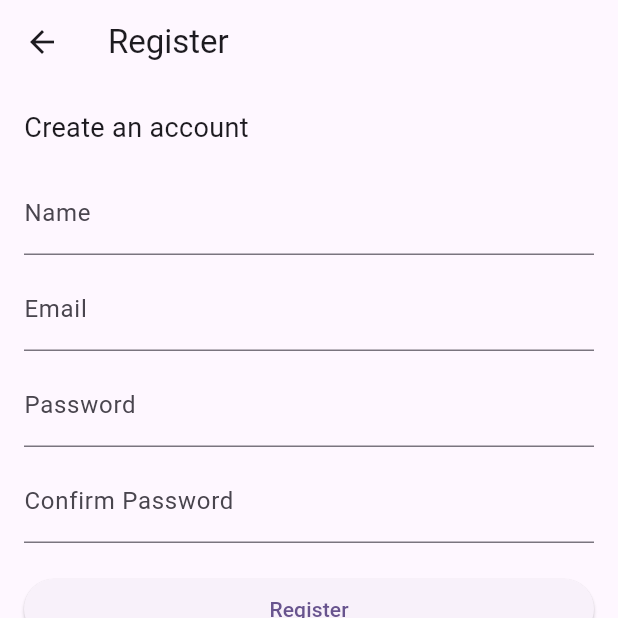
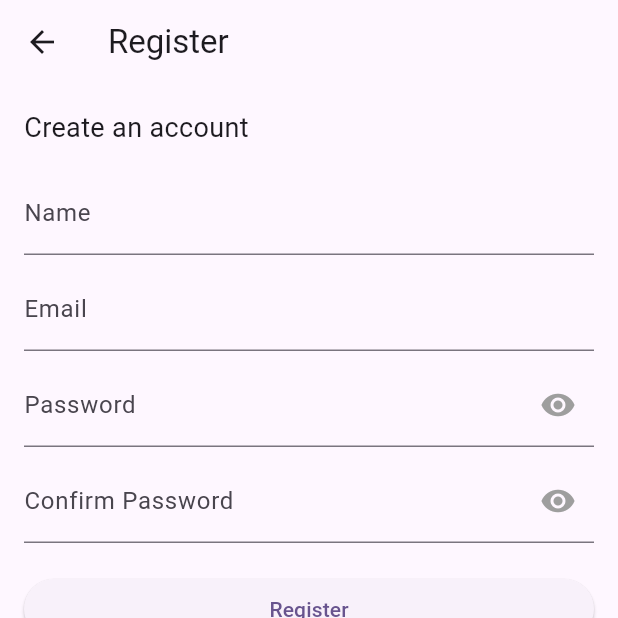
Before and after one commit to randisihombing/user-management-frontend, a Flutter app: the Home screen opened by its route, after a tap on the "logout" icon, after a tap on "Belum punya akun? Daftar di sini", on a phone screen of 412 x 824 dp, the top half of it. Run offline on Flutter 3.47's test engine with Material 3 defaults, Android fonts, the light colour scheme and no system bars; our stand-ins replace flutter_dotenv, image_picker, shared_preferences; accounts and stored records are empty; network calls fail.

Commit message:
First Commit

```diff
--- a/lib/home/home.dart
+++ b/lib/home/home.dart
@@ -3,7 +3,6 @@ import 'package:provider/provider.dart';
 import 'package:shared_preferences/shared_preferences.dart';
 
 import '../auth/auth_provider.dart';
-import '../user/user_detail.dart';
 
 class Home extends StatefulWidget {
   const Home({super.key});
@@ -13,31 +12,36 @@ class Home extends StatefulWidget {
 }
 
 class _HomeState extends State<Home> {
-
   int currentPage = 1;
   bool hasMore = true;
   bool isFetchingMore = false;
   ScrollController scrollController = ScrollController();
 
   bool _isLoading = true;
-  List<dynamic> filteredUsers = [];
+  List<dynamic> allUsers = []; // Semua data user
+  List<dynamic> displayedUsers = []; // Data yang ditampilkan
   TextEditingController searchController = TextEditingController();
+  String _currentSearchQuery = ""; // Menyimpan query pencarian terakhir
 
   @override
   void initState() {
     super.initState();
     _loadUsers();
+    scrollController.addListener(_scrollListener);
+  }
 
-    scrollController.addListener(() {
-      if (scrollController.position.pixels >= scrollController.position.maxScrollExtent - 100) {
+  void _scrollListener() {
+    if (scrollController.position.pixels >=
+        scrollController.position.maxScrollExtent - 100) {
       _loadUsers(loadMore: true);
     }
-    });
   }
 
   @override
   void dispose() {
+    scrollController.removeListener(_scrollListener);
     scrollController.dispose();
+    searchController.dispose();
     super.dispose();
   }
 
@@ -48,41 +52,64 @@ class _HomeState extends State<Home> {
       currentPage++;
     } else {
       currentPage = 1;
-      filteredUsers.clear();
+      allUsers.clear();
+      displayedUsers.clear();
       setState(() => _isLoading = true);
     }
 
-    final newUsers = await Provider.of<AuthProvider>(context, listen: false).fetchUsers(page: currentPage);
+    try {
+      final newUsers = await Provider.of<AuthProvider>(context, listen: false)
+          .fetchUsers(page: currentPage);
 
       setState(() {
-      if (loadMore) {
-        filteredUsers.addAll(newUsers);
+        allUsers.addAll(newUsers);
+
+        // Terapkan pencarian ulang jika ada query
+        if (_currentSearchQuery.isNotEmpty) {
+          displayedUsers = _filterUsers(allUsers, _currentSearchQuery);
         } else {
-        filteredUsers = List.from(newUsers);
+          displayedUsers = List.from(allUsers);
         }
 
         hasMore = newUsers.length == 10;
         isFetchingMore = false;
         _isLoading = false;
       });
+    } catch (e) {
+      setState(() {
+        isFetchingMore = false;
+        _isLoading = false;
+      });
+      ScaffoldMessenger.of(context).showSnackBar(
+        SnackBar(content: Text('Error: ${e.toString()}')),
+      );
+    }
+  }
+
+  List<dynamic> _filterUsers(List<dynamic> users, String query) {
+    return users.where((user) {
+      final name = user['name'].toString().toLowerCase();
+      final email = user['email'].toString().toLowerCase();
+      return name.contains(query.toLowerCase()) ||
+          email.contains(query.toLowerCase());
+    }).toList();
+  }
+
+  void _search(String query) {
+    setState(() {
+      _currentSearchQuery = query;
+      if (query.isEmpty) {
+        displayedUsers = List.from(allUsers);
+      } else {
+        displayedUsers = _filterUsers(allUsers, query);
+      }
+    });
   }
 
   void _logout() async {
     final prefs = await SharedPreferences.getInstance();
     await prefs.remove('token');
-
-    if (mounted) {
-      Navigator.pushReplacementNamed(context, '/');
-    }
-  }
-
-  void _search(String query) {
-    final result = filteredUsers.where((user) {
-      final name = user['name'].toString().toLowerCase();
-      return name.contains(query.toLowerCase());
-    }).toList();
-
-    setState(() => filteredUsers = result);
+    if (mounted) Navigator.pushReplacementNamed(context, '/');
   }
 
   @override
@@ -93,7 +120,10 @@ class _HomeState extends State<Home> {
         actions: [
           IconButton(
             icon: const Icon(Icons.refresh),
-            onPressed: _loadUsers,
+            onPressed: () {
+              searchController.clear();
+              _loadUsers();
+            },
           ),
           IconButton(
             icon: const Icon(Icons.logout),
@@ -123,43 +153,38 @@ class _HomeState extends State<Home> {
       ),
       body: _isLoading
           ? const Center(child: CircularProgressIndicator())
-          : filteredUsers.isEmpty
-          ? const Center(child: Text('Tidak ada user'))
+          : displayedUsers.isEmpty
+          ? Center(
+        child: _currentSearchQuery.isNotEmpty
+            ? const Text('Tidak ditemukan hasil pencarian')
+            : const Text('Tidak ada user'),
+      )
           : ListView.builder(
         controller: scrollController,
-        itemCount: filteredUsers.length + (hasMore ? 1 : 0),
+        itemCount: displayedUsers.length + (hasMore ? 1 : 0),
         itemBuilder: (context, index) {
-          if (index >= filteredUsers.length) {
+          if (index >= displayedUsers.length) {
             return const Padding(
               padding: EdgeInsets.symmetric(vertical: 16),
               child: Center(child: CircularProgressIndicator()),
             );
           }
 
-          final user = filteredUsers[index];
+          final user = displayedUsers[index];
           return ListTile(
-            onTap: () async {
-              final result = await Navigator.push(
-                context,
-                MaterialPageRoute(
-                  builder: (_) => UserDetail(user: user),
-                ),
-              );
-              if (result == true) {
-                _loadUsers(); // Refresh from page 1
-              }
-            },
             leading: CircleAvatar(
               backgroundImage: user['avatar'] != null
-                  ? NetworkImage('http://10.0.2.2:8000/storage/${user['avatar']}')
+                  ? NetworkImage(user['avatar'])
                   : null,
-              child: user['avatar'] == null ? Text(user['name'][0].toUpperCase()) : null,
+              child: user['avatar'] == null
+                  ? Text(user['name'][0].toUpperCase())
+                  : null,
             ),
             title: Text(user['name']),
             subtitle: Text(user['email']),
           );
         },
-      )
+      ),
     );
   }
 }
--- a/lib/login/login.dart
+++ b/lib/login/login.dart
@@ -13,6 +13,8 @@ class LoginScreen extends StatefulWidget {
 
 class _LoginScreenState extends State<LoginScreen> {
   final _formKey = GlobalKey<FormState>();
+
+  bool isShow = true;
 
   TextEditingController emailController = TextEditingController();
   TextEditingController passwordController = TextEditingController();
@@ -49,8 +51,21 @@ class _LoginScreenState extends State<LoginScreen> {
               ),
               const SizedBox(height: 16),
               TextFormField(
-                decoration: const InputDecoration(labelText: 'Password'),
-                obscureText: true,
+                decoration: InputDecoration(
+                  labelText: 'Password',
+                  suffixIcon: IconButton(
+                    icon: Icon(
+                      isShow ? Icons.visibility : Icons.visibility_off,
+                      color: Colors.grey,
+                    ),
+                    onPressed: () {
+                      setState(() {
+                        isShow = !isShow;
+                      });
+                    },
+                  ),
+                ),
+                obscureText: isShow,
                 controller: passwordController,
                 onSaved: (value) => password = value!,
                 validator: (value) {
--- a/lib/login/register.dart
+++ b/lib/login/register.dart
@@ -14,6 +14,9 @@ class _RegisterState extends State<Register> {
   final emailController = TextEditingController();
   final passwordController = TextEditingController();
   final confirmPasswordController = TextEditingController();
+
+  bool isShowPass = true;
+  bool isShowPass2 = true;
 
   final _formKey = GlobalKey<FormState>();
 
@@ -75,8 +78,21 @@ class _RegisterState extends State<Register> {
               const SizedBox(height: 8),
               TextFormField(
                 controller: passwordController,
-                decoration: const InputDecoration(labelText: 'Password'),
-                obscureText: true,
+                decoration: InputDecoration(
+                  labelText: 'Password',
+                  suffixIcon: IconButton(
+                    icon: Icon(
+                      isShowPass ? Icons.visibility : Icons.visibility_off,
+                      color: Colors.grey,
+                    ),
+                    onPressed: () {
+                      setState(() {
+                        isShowPass = !isShowPass;
+                      });
+                    },
+                  ),
+                ),
+                obscureText: isShowPass,
                 validator: (value) =>
                 value!.length < 6 ? 'Minimal 6 karakter' : null,
               ),
@@ -84,8 +100,21 @@ class _RegisterState extends State<Register> {
               TextFormField(
                 controller: confirmPasswordController,
                 decoration:
-                const InputDecoration(labelText: 'Confirm Password'),
-                obscureText: true,
+                InputDecoration(
+                  labelText: 'Confirm Password',
+                  suffixIcon: IconButton(
+                    icon: Icon(
+                      isShowPass2 ? Icons.visibility : Icons.visibility_off,
+                      color: Colors.grey,
+                    ),
+                    onPressed: () {
+                      setState(() {
+                        isShowPass2 = !isShowPass2;
+                      });
+                    },
+                  ),
+                ),
+                obscureText: isShowPass2,
                 validator: (value) => value != passwordController.text
                     ? 'Password tidak cocok'
                     : null,
--- a/lib/user/user_detail.dart
+++ b/lib/user/user_detail.dart
@@ -87,7 +87,7 @@ class _UserDetailState extends State<UserDetail> {
                   backgroundImage: _image != null
                       ? FileImage(_image!)
                       : (widget.user['avatar'] != null
-                      ? NetworkImage("http://10.0.2.2:8000/storage/${widget.user['avatar']}")
+                      ? NetworkImage("https://user-management-backen-production.up.railway.app/storage/${widget.user['avatar']}")
                       : null) as ImageProvider?,
 
                   child: _image == null
--- a/pubspec.yaml
+++ b/pubspec.yaml
@@ -69,6 +69,7 @@ flutter:
   assets:
    - .env
    - .env.production
+
   #   - images/a_dot_burr.jpeg
   #   - images/a_dot_ham.jpeg
 
```
Also changed, not shown: 2 other files. Lines whose indentation alone changed are shown as unchanged.
